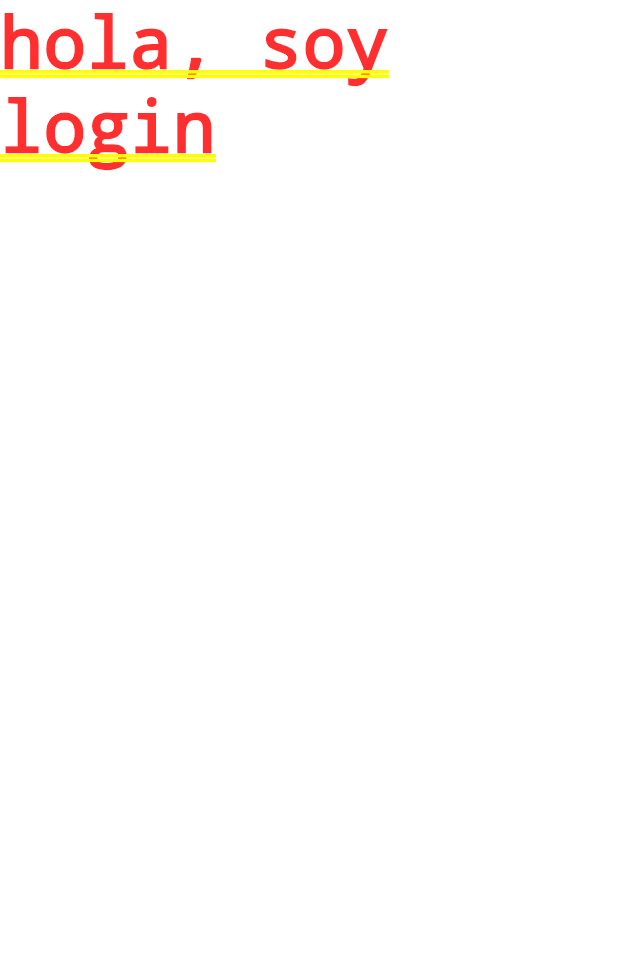
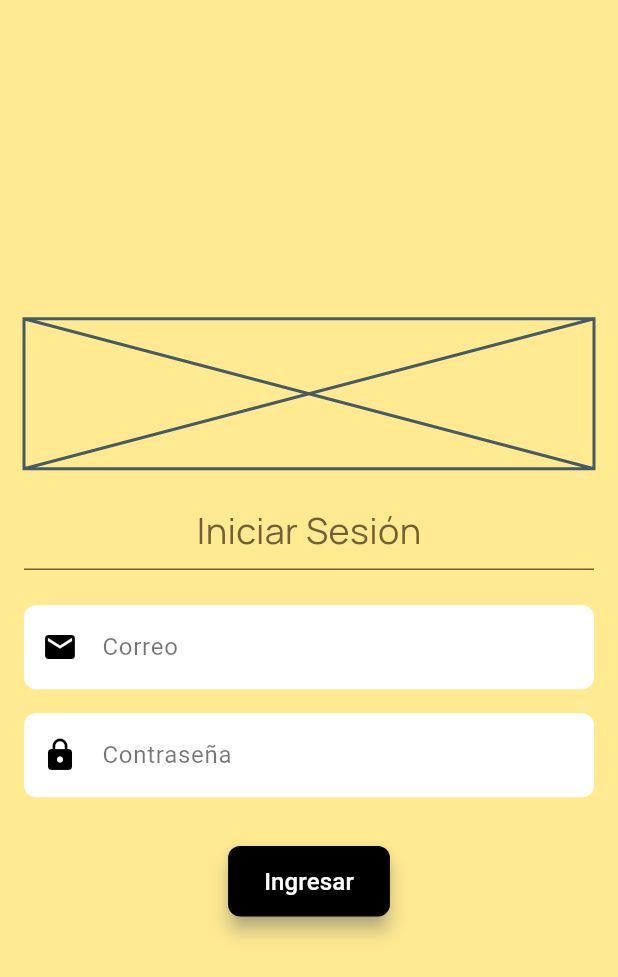
Before and after one commit to AndresFelipeMunozAguilar/Cat_Habits, a Flutter app: the screen it shows after launch, on a phone screen of 412 x 824 dp. Shown: the top 977 px of the screen. Run offline on Flutter 3.47's test engine with Material 3 defaults, Android fonts, the phone set to English and light mode, and no system bars; our stand-ins replace go_router, google_fonts.

Commit message:
añadir clase para variables globales y cambiar const App
se crea una clase de nombre StyleData con el color para el texto, etc.

Se cambio la aplicacioón a una aplicación no constante, al igual que el estado de la página de login

```diff
--- /dev/null
+++ b/lib/Enviroment_vars/styles.dart
@@ -0,0 +1,11 @@
+import 'package:flutter/material.dart';
+
+class StylesData {
+  static final StylesData _instance = StylesData._internal();
+
+  factory StylesData() => _instance;
+
+  StylesData._internal();
+
+  Color colorText = Color(0xFF735F37);
+}
--- a/lib/main.dart
+++ b/lib/main.dart
@@ -25,7 +25,7 @@ class MyApp extends StatelessWidget {
   final GoRouter _router =
       GoRouter(initialLocation: (aux) ? '/login' : '/signup', routes: <GoRoute>[
     GoRoute(path: "/", builder: ((context, state) => const HomeScreen())),
-    GoRoute(path: "/login", builder: ((context, state) => const Login())),
+    GoRoute(path: "/login", builder: ((context, state) => Login())),
     GoRoute(path: "/signup", builder: ((context, state) => const Singup()))
   ]);
   // This widget is the root of your application.
--- a/lib/pages/session/login.dart
+++ b/lib/pages/session/login.dart
@@ -1,10 +1,105 @@
+import 'package:cat_habits/Enviroment_vars/styles.dart';
 import 'package:flutter/material.dart';
+import 'package:google_fonts/google_fonts.dart';
 
 class Login extends StatelessWidget {
-  const Login({super.key});
+  Login({super.key});
+
+  final StylesData _estilos = StylesData();
 
   @override
   Widget build(BuildContext context) {
-    return const Text("hola, soy login");
+    return Scaffold(
+      body: Container(
+        color: Color(0xFFFFEA91), // Background color
+        padding: EdgeInsets.all(16.0),
+        child: Column(
+          mainAxisAlignment: MainAxisAlignment.center,
+          crossAxisAlignment: CrossAxisAlignment.center,
+          children: [
+            // Lugar para una imagen
+            Placeholder(
+              fallbackHeight: 100,
+              fallbackWidth: 100,
+            ),
+            SizedBox(height: 24), // Espaciado entre elementos
+
+            // Texto de iniciar sesión
+            Text(
+              "Iniciar Sesión",
+              style: GoogleFonts.manrope(
+                fontSize: 24,
+                fontWeight: FontWeight.normal,
+                color: _estilos.colorText,
+              ),
+            ),
+            SizedBox(height: 1), // Espaciado entre elementos
+
+            // Línea negra larga
+            Divider(
+              color:  _estilos.colorText,
+              thickness: 1.0,
+            ),
+            SizedBox(height: 16), // Espaciado entre elementos
+
+            // Input para correo
+            TextField(
+              decoration: InputDecoration(
+                prefixIcon: Icon(Icons.email, color: Colors.black),
+                hintText: "Correo",
+                hintStyle: TextStyle(color: Colors.black54),
+                filled: true,
+                fillColor: Colors.white,
+                border: OutlineInputBorder(
+                  borderRadius: BorderRadius.circular(8.0),
+                  borderSide: BorderSide.none,
+                ),
+              ),
+            ),
+            SizedBox(height: 16), // Espaciado entre elementos
+
+            // Input para contraseña
+            TextField(
+              obscureText: true, // Oculta la contraseña
+              decoration: InputDecoration(
+                prefixIcon: Icon(Icons.lock, color: Colors.black),
+                hintText: "Contraseña",
+                hintStyle: TextStyle(color: Colors.black54),
+                filled: true,
+                fillColor: Colors.white,
+                border: OutlineInputBorder(
+                  borderRadius: BorderRadius.circular(8.0),
+                  borderSide: BorderSide.none,
+                ),
+              ),
+            ),
+            SizedBox(height: 32), // Espaciado vertical
+
+            // Botón de ingresar
+            ElevatedButton(
+              onPressed: () {
+                // Acción del botón
+              },
+              style: ElevatedButton.styleFrom(
+                backgroundColor: Colors.black,
+                shadowColor: Colors.grey,
+                elevation: 5,
+                padding: EdgeInsets.symmetric(horizontal: 24, vertical: 12),
+                shape: RoundedRectangleBorder(
+                  borderRadius: BorderRadius.circular(8.0),
+                ),
+              ),
+              child: Text(
+                "Ingresar",
+                style: TextStyle(
+                  color: Colors.white,
+                  fontSize: 16,
+                ),
+              ),
+            ),
+          ],
+        ),
+      ),
+    );
   }
 }
--- a/pubspec.yaml
+++ b/pubspec.yaml
@@ -37,6 +37,7 @@ dependencies:
   cupertino_icons: ^1.0.8
   flutter_riverpod: ^2.6.1
   go_router: ^14.6.1
+  google_fonts: ^6.2.1
 
 dev_dependencies:
   flutter_test:
```
Also changed, not shown: pubspec.lock, 2 other files.
